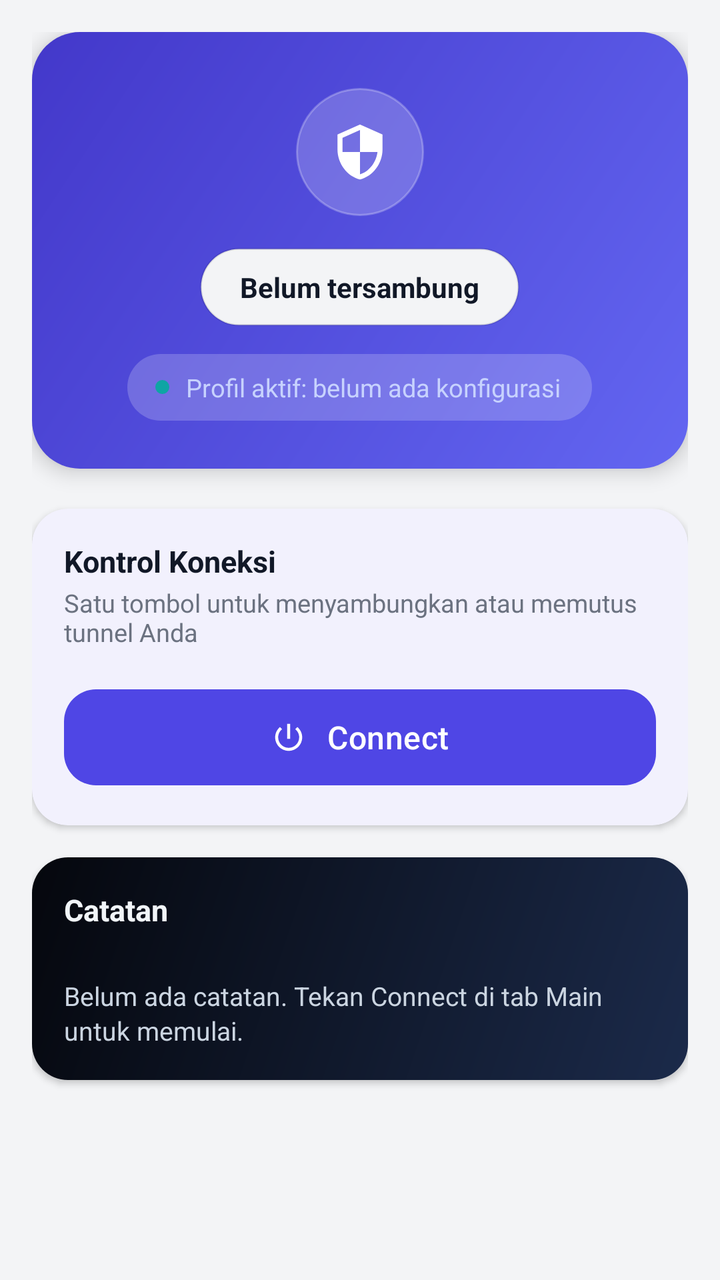
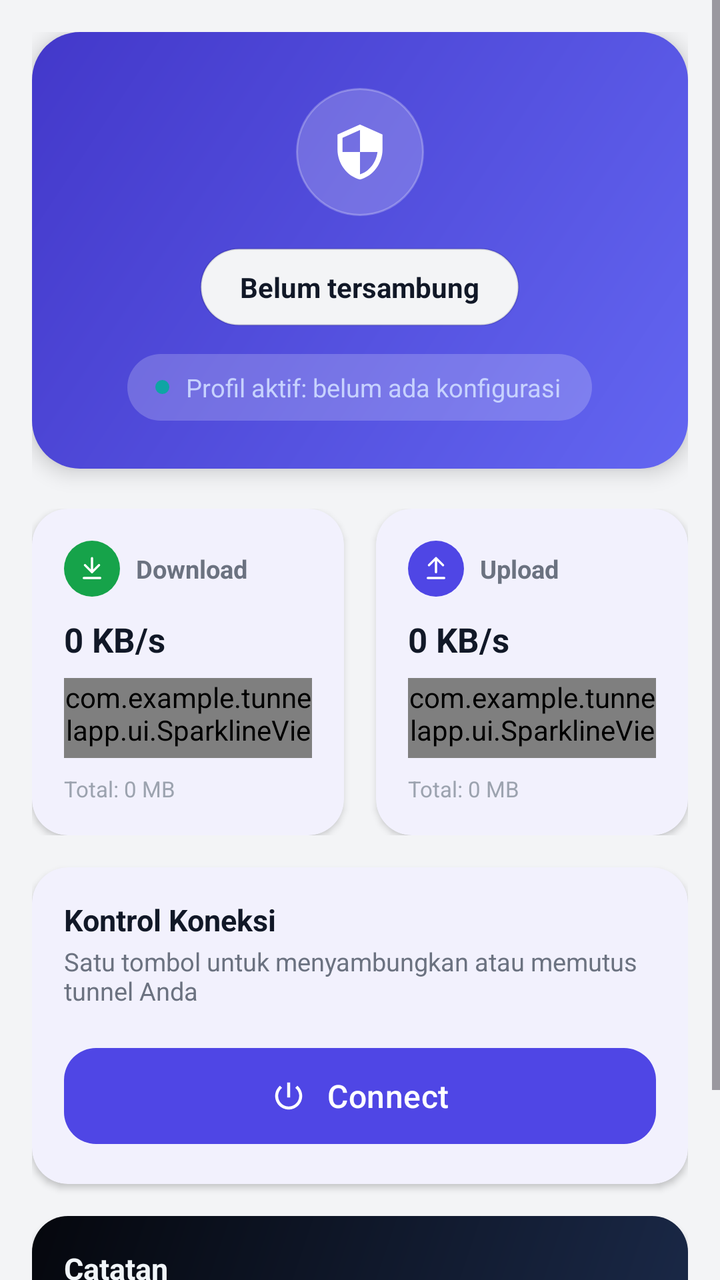

Before-and-after screenshots of an Android layout around one commit, followed by the original layout XML and the change that was made.
<!-- AndroidManifest.xml: application theme Theme.TunnelApp -->
<!-- res/layout/fragment_dashboard_main.xml -->
<?xml version="1.0" encoding="utf-8"?>
<ScrollView xmlns:android="http://schemas.android.com/apk/res/android"
    xmlns:app="http://schemas.android.com/apk/res-auto"
    xmlns:tools="http://schemas.android.com/tools"
    android:layout_width="match_parent"
    android:layout_height="match_parent"
    android:background="@color/app_background"
    android:fillViewport="true">

    <LinearLayout
        android:layout_width="match_parent"
        android:layout_height="wrap_content"
        android:orientation="vertical"
        android:padding="16dp"
        android:animateLayoutChanges="true">

        
        <LinearLayout
            android:layout_width="match_parent"
            android:layout_height="wrap_content"
            android:orientation="vertical"
            android:gravity="center_horizontal"
            android:background="@drawable/bg_hero_gradient"
            android:elevation="6dp"
            android:paddingTop="28dp"
            android:paddingBottom="24dp"
            android:paddingStart="20dp"
            android:paddingEnd="20dp"
            android:layout_marginBottom="20dp">

            
            <FrameLayout
                android:layout_width="64dp"
                android:layout_height="64dp"
                android:background="@drawable/bg_hero_icon_badge"
                android:layout_marginBottom="16dp">

                <ImageView
                    android:layout_width="30dp"
                    android:layout_height="30dp"
                    android:layout_gravity="center"
                    android:src="@drawable/ic_vpn_status"
                    android:contentDescription="@null" />
            </FrameLayout>

            
            <LinearLayout
                android:id="@+id/pillStatus"
                android:layout_width="wrap_content"
                android:layout_height="wrap_content"
                android:layout_gravity="center_horizontal"
                android:orientation="horizontal"
                android:gravity="center"
                android:background="@drawable/bg_status_pill"
                android:paddingStart="20dp"
                android:paddingEnd="20dp"
                android:paddingTop="10dp"
                android:paddingBottom="10dp">

                <TextView
                    android:id="@+id/tvStatus"
                    android:layout_width="wrap_content"
                    android:layout_height="wrap_content"
                    android:text="Belum tersambung"
                    android:textColor="@color/text_primary"
                    android:textSize="14sp"
                    android:textStyle="bold" />
            </LinearLayout>

            
            <LinearLayout
                android:layout_width="wrap_content"
                android:layout_height="wrap_content"
                android:layout_marginTop="14dp"
                android:layout_gravity="center_horizontal"
                android:orientation="horizontal"
                android:gravity="center_vertical"
                android:background="@drawable/bg_pill_ghost_on_hero"
                android:paddingStart="14dp"
                android:paddingEnd="16dp"
                android:paddingTop="8dp"
                android:paddingBottom="8dp">

                <View
                    android:layout_width="7dp"
                    android:layout_height="7dp"
                    android:layout_marginEnd="8dp"
                    android:background="@drawable/bg_dot_active_profile" />

                <TextView
                    android:id="@+id/tvActiveProfile"
                    android:layout_width="wrap_content"
                    android:layout_height="wrap_content"
                    android:gravity="center"
                    android:text="Profil aktif: belum ada konfigurasi"
                    android:textColor="@color/text_on_hero_secondary"
                    android:textSize="12.5sp" />
            </LinearLayout>

            
            <LinearLayout
                android:id="@+id/rowSwitchAccount"
                android:layout_width="wrap_content"
                android:layout_height="wrap_content"
                android:layout_marginTop="10dp"
                android:layout_gravity="center_horizontal"
                android:orientation="horizontal"
                android:gravity="center_vertical"
                android:background="@drawable/bg_pill_ghost_on_hero"
                android:paddingStart="14dp"
                android:paddingEnd="10dp"
                android:paddingTop="6dp"
                android:paddingBottom="6dp"
                android:clickable="true"
                android:focusable="true"
                android:visibility="gone">

                <TextView
                    android:layout_width="wrap_content"
                    android:layout_height="wrap_content"
                    android:text="Ganti Akun"
                    android:textColor="@color/text_on_hero"
                    android:textStyle="bold"
                    android:textSize="12sp" />

                <ImageView
                    android:layout_width="16dp"
                    android:layout_height="16dp"
                    android:layout_marginStart="2dp"
                    android:src="@drawable/ic_chevron_right"
                    android:contentDescription="@null" />
            </LinearLayout>
        </LinearLayout>

        
        <com.google.android.material.card.MaterialCardView
            style="@style/Card.Section"
            android:layout_width="match_parent"
            android:layout_height="wrap_content"
            android:layout_marginBottom="16dp">

            <LinearLayout
                android:layout_width="match_parent"
                android:layout_height="wrap_content"
                android:orientation="vertical">

                <TextView
                    style="@style/SectionTitleText"
                    android:layout_width="wrap_content"
                    android:layout_height="wrap_content"
                    android:layout_marginBottom="2dp"
                    android:text="Kontrol Koneksi" />

                <TextView
                    android:layout_width="match_parent"
                    android:layout_height="wrap_content"
                    android:layout_marginBottom="16dp"
                    android:text="Satu tombol untuk menyambungkan atau memutus tunnel Anda"
                    android:textColor="@color/text_secondary"
                    android:textSize="12.5sp" />

                
                <com.google.android.material.button.MaterialButton
                    android:id="@+id/btnConnectToggle"
                    style="@style/Button.Primary"
                    android:layout_width="match_parent"
                    android:layout_height="56dp"
                    android:text="Connect"
                    android:textAllCaps="false"
                    android:textSize="16sp"
                    android:letterSpacing="0.01"
                    app:icon="@drawable/ic_power"
                    app:iconGravity="textStart"
                    app:iconPadding="10dp"
                    app:cornerRadius="16dp" />
            </LinearLayout>
        </com.google.android.material.card.MaterialCardView>

        
        <LinearLayout
            android:layout_width="match_parent"
            android:layout_height="wrap_content"
            android:orientation="vertical"
            android:background="@drawable/bg_card_notes_smooth"
            android:elevation="2dp"
            android:padding="16dp"
            android:layout_marginBottom="16dp">

            <TextView
                style="@style/SectionTitleText"
                android:layout_width="wrap_content"
                android:layout_height="wrap_content"
                android:textColor="@color/text_on_notes_card"
                android:text="Catatan" />

            <TextView
                android:id="@+id/tvNotes"
                android:layout_width="match_parent"
                android:layout_height="wrap_content"
                android:layout_marginTop="12dp"
                android:lineSpacingExtra="2dp"
                android:textIsSelectable="true"
                android:autoLink="web"
                android:text="Belum ada catatan. Tekan Connect di tab Main untuk memulai."
                android:textColor="@color/text_on_notes_card_secondary"
                android:textSize="13sp" />
        </LinearLayout>

        

    </LinearLayout>
</ScrollView>
<!-- resources referenced by this layout -->
<resources>
  <color name="app_background">#F3F4F6</color>
  <color name="text_on_hero">#F5F3FF</color>
  <color name="text_on_hero_secondary">#C7D2FE</color>
  <color name="text_on_notes_card">#F1F5F9</color>
  <color name="text_on_notes_card_secondary">#CBD5E1</color>
  <color name="text_primary">#111827</color>
  <color name="text_secondary">#6B7280</color>
  <!-- drawable bg_dot_active_profile (drawable) -->
  <?xml version="1.0" encoding="utf-8"?>
  <shape xmlns:android="http://schemas.android.com/apk/res/android" android:shape="oval">
      <solid android:color="@color/brand_secondary" />
  </shape>
  <!-- drawable bg_hero_icon_badge (drawable) -->
  <?xml version="1.0" encoding="utf-8"?>
  <shape xmlns:android="http://schemas.android.com/apk/res/android" android:shape="oval">
      <solid android:color="@color/hero_icon_badge_bg" />
      <stroke android:width="1dp" android:color="#40FFFFFF" />
  </shape>
  <!-- drawable bg_pill_ghost_on_hero (drawable) -->
  <?xml version="1.0" encoding="utf-8"?>
  <shape xmlns:android="http://schemas.android.com/apk/res/android" android:shape="rectangle">
      <solid android:color="@color/hero_icon_badge_bg" />
      <corners android:radius="20dp" />
  </shape>
  <style name="Button.Primary" parent="Widget.Material3.Button">
          <item name="cornerRadius">14dp</item>
          <item name="backgroundTint">@color/brand_primary</item>
      </style>
  <style name="SectionTitleText">
          <item name="android:textColor">@color/text_primary</item>
          <item name="android:textStyle">bold</item>
          <item name="android:textSize">15sp</item>
          <item name="android:layout_marginBottom">12dp</item>
      </style>
  <color name="notes_card_gradient_start">#1B2A4A</color>
  <color name="notes_card_gradient_end">#05070D</color>
  <color name="brand_secondary">#0EA5A4</color>
  <color name="hero_gradient_start">#6366F1</color>
  <color name="hero_gradient_end">#4338CA</color>
  <color name="hero_icon_badge_bg">#33FFFFFF</color>
  <color name="status_pending_bg">#F3F4F6</color>
  <color name="brand_primary">#4F46E5</color>
  <color name="card_background">#FFFFFF</color>
  <color name="brand_primary_dark">#4338CA</color>
  <color name="brand_on_primary">#FFFFFF</color>
  <color name="divider">#E5E7EB</color>
  <!-- unchanged entries left out for length: 8 -->
</resources>

<!-- the commit's change to res/layout/fragment_dashboard_main.xml (unified diff, before → after) -->
@@ -130,6 +130,150 @@
                     android:src="@drawable/ic_chevron_right"
                     android:contentDescription="@null" />
             </LinearLayout>
+        </LinearLayout>
+
+        
+        <LinearLayout
+            android:layout_width="match_parent"
+            android:layout_height="wrap_content"
+            android:orientation="horizontal"
+            android:layout_marginBottom="16dp">
+
+            <com.google.android.material.card.MaterialCardView
+                style="@style/Card.Section"
+                android:layout_width="0dp"
+                android:layout_height="wrap_content"
+                android:layout_weight="1"
+                android:layout_marginEnd="8dp">
+
+                <LinearLayout
+                    android:layout_width="match_parent"
+                    android:layout_height="wrap_content"
+                    android:orientation="vertical">
+
+                    <LinearLayout
+                        android:layout_width="match_parent"
+                        android:layout_height="wrap_content"
+                        android:orientation="horizontal"
+                        android:gravity="center_vertical"
+                        android:layout_marginBottom="10dp">
+
+                        <FrameLayout
+                            android:layout_width="28dp"
+                            android:layout_height="28dp"
+                            android:background="@drawable/bg_badge_stat_download"
+                            android:layout_marginEnd="8dp">
+
+                            <ImageView
+                                android:layout_width="14dp"
+                                android:layout_height="14dp"
+                                android:layout_gravity="center"
+                                android:src="@drawable/ic_arrow_download"
+                                android:contentDescription="@null" />
+                        </FrameLayout>
+
+                        <TextView
+                            android:layout_width="wrap_content"
+                            android:layout_height="wrap_content"
+                            android:text="Download"
+                            android:textColor="@color/text_secondary"
+                            android:textSize="12.5sp"
+                            android:textStyle="bold" />
+                    </LinearLayout>
+
+                    <TextView
+                        android:id="@+id/tvDownloadSpeed"
+                        android:layout_width="wrap_content"
+                        android:layout_height="wrap_content"
+                        android:text="0 KB/s"
+                        android:textColor="@color/text_primary"
+                        android:textSize="17sp"
+                        android:textStyle="bold" />
+
+                    <com.example.tunnelapp.ui.SparklineView
+                        android:id="@+id/sparklineDownload"
+                        android:layout_width="match_parent"
+                        android:layout_height="40dp"
+                        android:layout_marginTop="8dp"
+                        android:layout_marginBottom="8dp" />
+
+                    <TextView
+                        android:id="@+id/tvDownloadTotal"
+                        android:layout_width="wrap_content"
+                        android:layout_height="wrap_content"
+                        android:text="Total: 0 MB"
+                        android:textColor="@color/text_hint"
+                        android:textSize="11sp" />
+                </LinearLayout>
+            </com.google.android.material.card.MaterialCardView>
+
+            <com.google.android.material.card.MaterialCardView
+                style="@style/Card.Section"
+                android:layout_width="0dp"
+                android:layout_height="wrap_content"
+                android:layout_weight="1"
+                android:layout_marginStart="8dp">
+
+                <LinearLayout
+                    android:layout_width="match_parent"
+                    android:layout_height="wrap_content"
+                    android:orientation="vertical">
+
+                    <LinearLayout
+                        android:layout_width="match_parent"
+                        android:layout_height="wrap_content"
+                        android:orientation="horizontal"
+                        android:gravity="center_vertical"
+                        android:layout_marginBottom="10dp">
+
+                        <FrameLayout
+                            android:layout_width="28dp"
+                            android:layout_height="28dp"
+                            android:background="@drawable/bg_badge_stat_upload"
+                            android:layout_marginEnd="8dp">
+
+                            <ImageView
+                                android:layout_width="14dp"
+                                android:layout_height="14dp"
+                                android:layout_gravity="center"
+                                android:src="@drawable/ic_arrow_upload"
+                                android:contentDescription="@null" />
+                        </FrameLayout>
+
+                        <TextView
+                            android:layout_width="wrap_content"
+                            android:layout_height="wrap_content"
+                            android:text="Upload"
+                            android:textColor="@color/text_secondary"
+                            android:textSize="12.5sp"
+                            android:textStyle="bold" />
+                    </LinearLayout>
+
+                    <TextView
+                        android:id="@+id/tvUploadSpeed"
+                        android:layout_width="wrap_content"
+                        android:layout_height="wrap_content"
+                        android:text="0 KB/s"
+                        android:textColor="@color/text_primary"
+                        android:textSize="17sp"
+                        android:textStyle="bold" />
+
+                    <com.example.tunnelapp.ui.SparklineView
+                        android:id="@+id/sparklineUpload"
+                        android:layout_width="match_parent"
+                        android:layout_height="40dp"
+                        android:layout_marginTop="8dp"
+                        android:layout_marginBottom="8dp" />
+
+                    <TextView
+                        android:id="@+id/tvUploadTotal"
+                        android:layout_width="wrap_content"
+                        android:layout_height="wrap_content"
+                        android:text="Total: 0 MB"
+                        android:textColor="@color/text_hint"
+                        android:textSize="11sp" />
+                </LinearLayout>
+            </com.google.android.material.card.MaterialCardView>
         </LinearLayout>
 
         
<!-- resource entries referenced after the edit -->
@@ -1,12 +1,23 @@
 <!-- resources referenced by this layout -->
 <resources>
   <color name="app_background">#F3F4F6</color>
+  <color name="text_hint">#9CA3AF</color>
   <color name="text_on_hero">#F5F3FF</color>
   <color name="text_on_hero_secondary">#C7D2FE</color>
   <color name="text_on_notes_card">#F1F5F9</color>
   <color name="text_on_notes_card_secondary">#CBD5E1</color>
   <color name="text_primary">#111827</color>
   <color name="text_secondary">#6B7280</color>
+  <!-- drawable bg_badge_stat_download (drawable) -->
+  <?xml version="1.0" encoding="utf-8"?>
+  <shape xmlns:android="http://schemas.android.com/apk/res/android" android:shape="oval">
+      <solid android:color="@color/status_success" />
+  </shape>
+  <!-- drawable bg_badge_stat_upload (drawable) -->
+  <?xml version="1.0" encoding="utf-8"?>
+  <shape xmlns:android="http://schemas.android.com/apk/res/android" android:shape="oval">
+      <solid android:color="@color/brand_primary" />
+  </shape>
   <!-- drawable bg_dot_active_profile (drawable) -->
   <?xml version="1.0" encoding="utf-8"?>
   <shape xmlns:android="http://schemas.android.com/apk/res/android" android:shape="oval">
@@ -24,6 +35,36 @@
       <solid android:color="@color/hero_icon_badge_bg" />
       <corners android:radius="20dp" />
   </shape>
+  <!-- drawable ic_arrow_download (drawable) -->
+  <vector xmlns:android="http://schemas.android.com/apk/res/android"
+      android:width="24dp"
+      android:height="24dp"
+      android:viewportWidth="24"
+      android:viewportHeight="24">
+      
+      <path
+          android:fillColor="#00000000"
+          android:strokeColor="#FFFFFF"
+          android:strokeWidth="2"
+          android:strokeLineCap="round"
+          android:strokeLineJoin="round"
+          android:pathData="M12,3 L12,15 M6,9 L12,15 L18,9 M5,20 L19,20" />
+  </vector>
+  <!-- drawable ic_arrow_upload (drawable) -->
+  <vector xmlns:android="http://schemas.android.com/apk/res/android"
+      android:width="24dp"
+      android:height="24dp"
+      android:viewportWidth="24"
+      android:viewportHeight="24">
+      
+      <path
+          android:fillColor="#00000000"
+          android:strokeColor="#FFFFFF"
+          android:strokeWidth="2"
+          android:strokeLineCap="round"
+          android:strokeLineJoin="round"
+          android:pathData="M12,15 L12,3 M6,9 L12,3 L18,9 M5,20 L19,20" />
+  </vector>
   <style name="Button.Primary" parent="Widget.Material3.Button">
           <item name="cornerRadius">14dp</item>
           <item name="backgroundTint">@color/brand_primary</item>
@@ -34,6 +75,7 @@
           <item name="android:textSize">15sp</item>
           <item name="android:layout_marginBottom">12dp</item>
       </style>
+  <color name="status_success">#16A34A</color>
   <color name="notes_card_gradient_start">#1B2A4A</color>
   <color name="notes_card_gradient_end">#05070D</color>
   <color name="brand_secondary">#0EA5A4</color>
